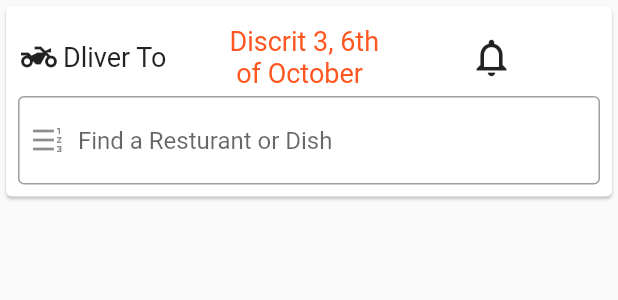
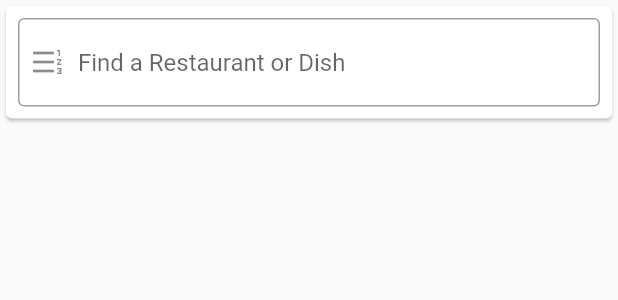
Before and after one commit to mohamedhelwa/ElMenus-ITI-Flutter, a Flutter app: the Searchbar widget shown alone on an empty page, opened directly, on a phone screen of 412 x 824 dp. Shown: the top 300 px of the screen. Run offline on Flutter 3.47's test engine with Material 2 defaults, Android fonts, the phone set to English and light mode, and no system bars; our stand-ins replace carousel_slider, cloud_firestore, firebase_auth, firebase_core, flutter_rating_bar, flutter_spinkit and 5 more; accounts and stored records are empty.

Commit message:
Design & improvments

```diff
--- a/lib/HomePage/searchBar.dart
+++ b/lib/HomePage/searchBar.dart
@@ -18,51 +18,13 @@ class _Searchbar extends State<Searchbar> {
             padding: const EdgeInsets.all(8.0),
             child: Column(
               children: [
-                Row(
-                  children: [
-                    Padding(
-                      padding: const EdgeInsets.all(2.0),
-                      child: Icon(Icons.two_wheeler_outlined),
-                    ),
-                    Padding(
-                      padding: const EdgeInsets.all(2.0),
-                      child: Text(
-                        'Dliver To',
-                        textScaleFactor: 1.2,
-                        style: TextStyle(
-                          fontSize: 15,
-                          fontWeight: FontWeight.w400,
-                        ),
-                      ),
-                    ),
-                    Padding(
-                      padding: const EdgeInsets.only(
-                          left: 40.0, top: 5.0, bottom: 5.0),
-                      child: Text(
-                        'Discrit 3, 6th\n of October',
-                        textScaleFactor: 1.2,
-                        style: TextStyle(
-                            fontSize: 15,
-                            fontWeight: FontWeight.w400,
-                            color: Colors.deepOrange),
-                      ),
-                    ),
-                    Padding(
-                      padding: const EdgeInsets.only(left: 60.0),
-                      child: Icon(
-                        Icons.notifications_outlined,
-                        size: 30,
-                      ),
-                    ),
-                  ],
-                ),
                 TextField(
                   decoration: InputDecoration(
                     border: OutlineInputBorder(),
                     prefixIcon: Icon(search),
                     floatingLabelBehavior: FloatingLabelBehavior.never,
                     focusedBorder: InputBorder.none,
-                    hintText: 'Find a Resturant or Dish',
+                    hintText: 'Find a Restaurant or Dish',
                     fillColor: Colors.grey,
                     prefixIconConstraints: BoxConstraints(
                       minHeight: 40,
--- a/lib/Orders/views/MyOrders.dart
+++ b/lib/Orders/views/MyOrders.dart
@@ -7,7 +7,7 @@ import 'PreviousOrderCard.dart';
 
 class MyOrdersPage extends StatefulWidget {
   String orderId;
-  MyOrdersPage({@required this.orderId});
+  MyOrdersPage({this.orderId});
   @override
   _MyOrdersPageState createState() => _MyOrdersPageState();
 }
--- a/lib/Restaurant/views/cart_page.dart
+++ b/lib/Restaurant/views/cart_page.dart
@@ -19,10 +19,10 @@ class _CartPageState extends State<CartPage> {
           child: Scaffold(
               appBar: AppBar(
                 backgroundColor: Colors.deepOrange,
-                title: Text('Cart Total Price [EGP ${cart.cartTotalPrice}]'),
+                title: Text('Basket Total Price [EGP ${cart.cartTotalPrice}]'),
               ),
               body: cart.cartItems.length == 0
-                  ? Center(child: Text('No Items in Cart'))
+                  ? Center(child: Text('No Items in Basket'))
                   : SingleChildScrollView(
                       child: Container(
                         child: Column(
```
Also changed, not shown: lib/HomePage/resturantsLis.dart (+65 -32 lines).
